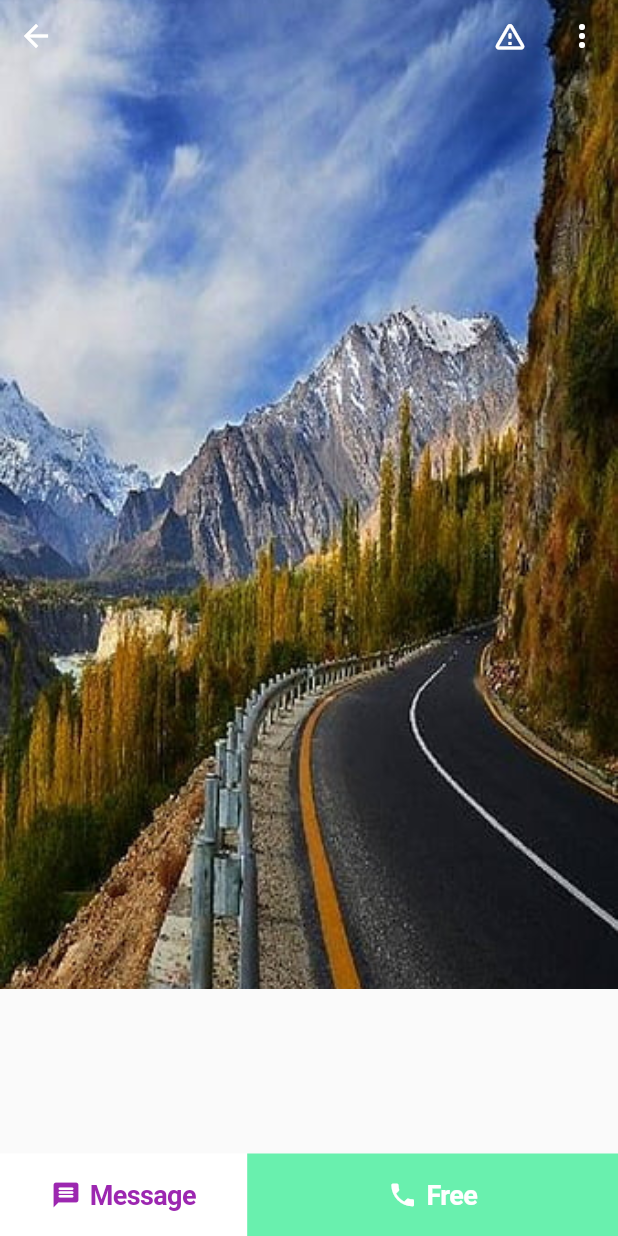
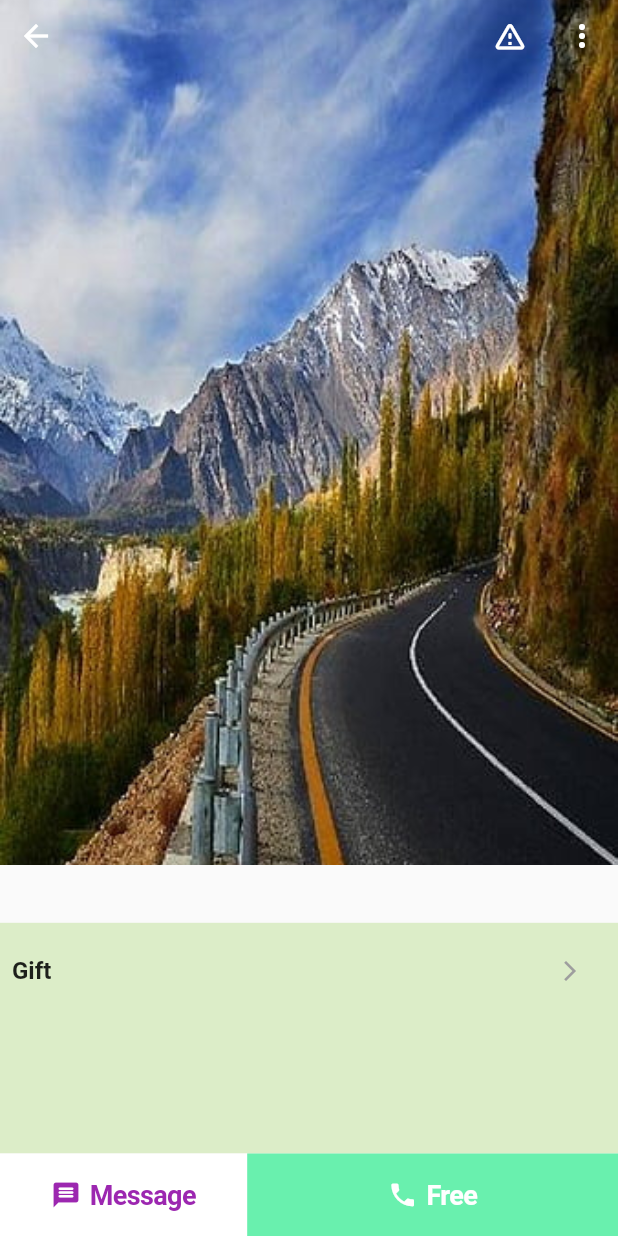
Before and after one commit to gm6534/chamet_ui_replica, a Flutter app: the UserDetailScreen screen opened directly, on a phone screen of 412 x 824 dp. Run offline on Flutter 3.47's test engine with Material 2 defaults, Android fonts, the phone set to English and light mode, and no system bars.

```diff
--- a/lib/Pages/UserDetailScreen.dart
+++ b/lib/Pages/UserDetailScreen.dart
@@ -8,14 +8,15 @@ class UserDetailScreen extends StatelessWidget {
   Widget build(BuildContext context) {
     return Scaffold(
 
-      body: Container(
-        height: MediaQuery.of(context).size.height*0.8,
-        width: MediaQuery.of(context).size.width,
-        decoration: BoxDecoration(image: DecorationImage(image: AssetImage("assets/img/img_3.png",), fit: BoxFit.cover),),
-        child: SafeArea(
-          child: Column(
-            children: [
-              Row(
+      body: Stack(
+        children: [
+          Container(
+            height: MediaQuery.of(context).size.height*0.7,
+            width: MediaQuery.of(context).size.width,
+            decoration: BoxDecoration(image: DecorationImage(image: AssetImage("assets/img/img_3.png",), fit: BoxFit.cover),),
+            child: SafeArea(
+              child: Row(
+                crossAxisAlignment: CrossAxisAlignment.start,
                 children: [
                   IconButton(
                       onPressed: (){
@@ -82,9 +83,48 @@ class UserDetailScreen extends StatelessWidget {
                       icon: Icon(Icons.more_vert_outlined, color: Colors.white,)),
                 ],
               ),
-            ],
+            ),
           ),
-        ),
+          DraggableScrollableSheet(
+            // expand: true,
+            initialChildSize: 0.2,
+            minChildSize: 0.2,
+            maxChildSize: 1,
+            // expand: false,
+            builder: (context, controller) {
+              return Container(
+                // /height: MediaQuery.of(context).size.height * 0.3,
+                color: Colors.lightGreen[100],
+                child: Padding(
+                  padding: const EdgeInsets.all(8.0),
+                  child: ListView(
+                    controller: controller,
+                    children: [
+                      Row(
+                        children: [
+                          const Text("Gift",
+                              style: TextStyle(
+                                  fontWeight: FontWeight.bold, fontSize: 16)),
+                          const Spacer(),
+                          IconButton(
+                              onPressed: () {},
+                              icon: const Icon(
+                                Icons.arrow_forward_ios,
+                                color: Colors.grey,
+                                size: 16,
+                              ))
+                        ],
+                      ),
+                      Row(
+                        children: [],
+                      )
+                    ],
+                  ),
+                ),
+              );
+            },
+          )
+        ],
       ),
       ///Bottom Button
       bottomNavigationBar: Row(
--- a/lib/main.dart
+++ b/lib/main.dart
@@ -22,8 +22,8 @@ class MyApp extends StatelessWidget {
         primarySwatch: Colors.purple,
       ),
       home:
-      // VideoHomeScreen()
-      HomeScreen(),
+      VideoHomeScreen()
+      // HomeScreen(),
     );
   }
 }
```
